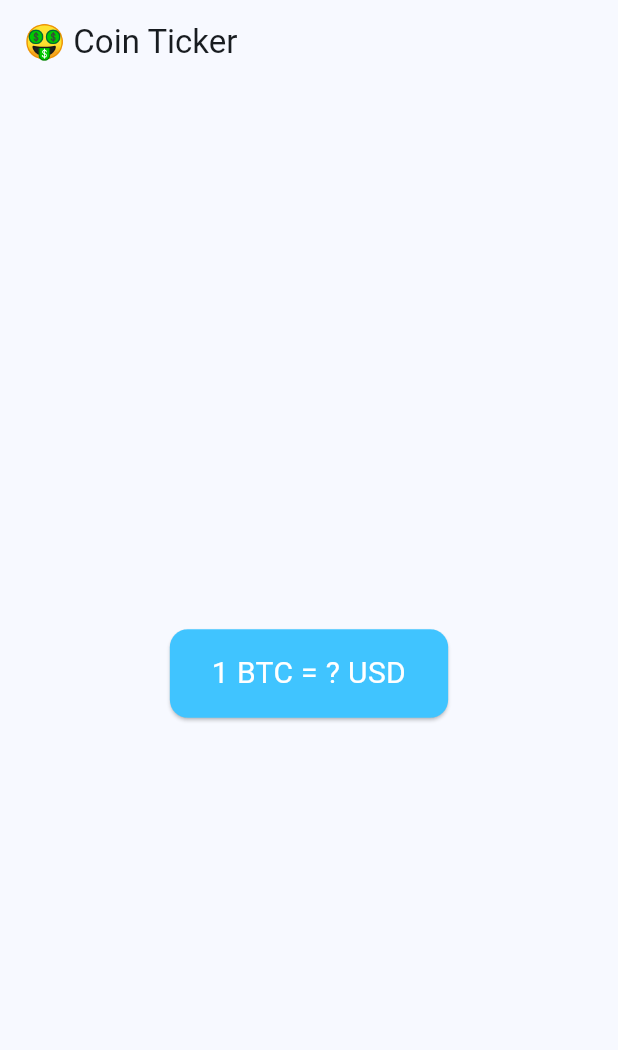
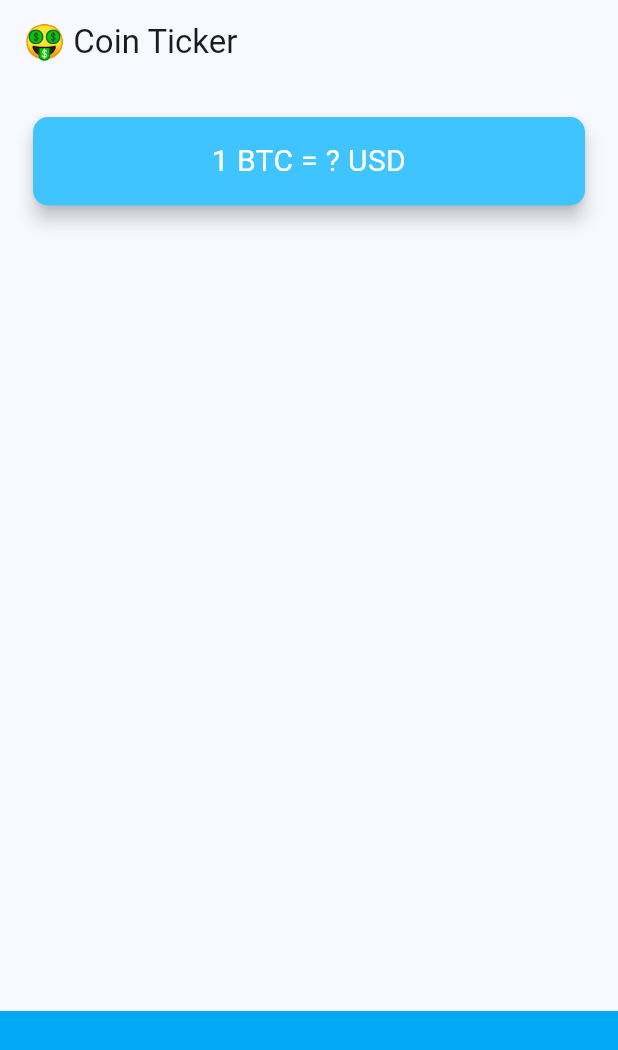
Before and after one commit to yonathanavila/crypto-ticker, a Flutter app: the screen it shows after launch, on a phone screen of 412 x 824 dp. Shown: the top 1050 px of the screen. Run offline on Flutter 3.47's test engine with Material 3 defaults, Android fonts, the phone set to English and light mode, and no system bars.

Commit message:
fix alignment and container sizing

```diff
--- a/lib/price_screen.dart
+++ b/lib/price_screen.dart
@@ -15,13 +15,17 @@ class _PriceScreenState extends State<PriceScreen> {
         title: const Text('🤑 Coin Ticker'),
       ),
       body: Column(
-        mainAxisAlignment: MainAxisAlignment.center,
-        crossAxisAlignment: CrossAxisAlignment.center,
+        mainAxisAlignment: MainAxisAlignment.spaceBetween,
+        crossAxisAlignment: CrossAxisAlignment.stretch,
         children: <Widget>[
           Padding(
             padding: EdgeInsets.fromLTRB(18.0, 18.0, 18.0, 0),
             child: Card(
               color: Colors.lightBlueAccent,
+              elevation: 5.0, // is a shadow
+              shape: RoundedRectangleBorder(
+                  borderRadius: BorderRadius.circular(10.0)
+              ),
               child: Padding(
                 padding: EdgeInsets.symmetric(vertical: 15.0, horizontal: 28.0),
                 child: Text(
@@ -33,6 +37,10 @@ class _PriceScreenState extends State<PriceScreen> {
             ),
           ),
           Container(
+            height: 150.0,
+            alignment: Alignment.center,
+            padding: EdgeInsets.only(bottom: 30.0),
+            color: Colors.lightBlue,
             child: null,
           )
         ],
--- a/pubspec.yaml
+++ b/pubspec.yaml
@@ -20,12 +20,9 @@ dev_dependencies:
   flutter_test:
     sdk: flutter
 
-
   flutter_lints: ^3.0.0
 
-
 flutter:
-
 
   uses-material-design: true
 
```
